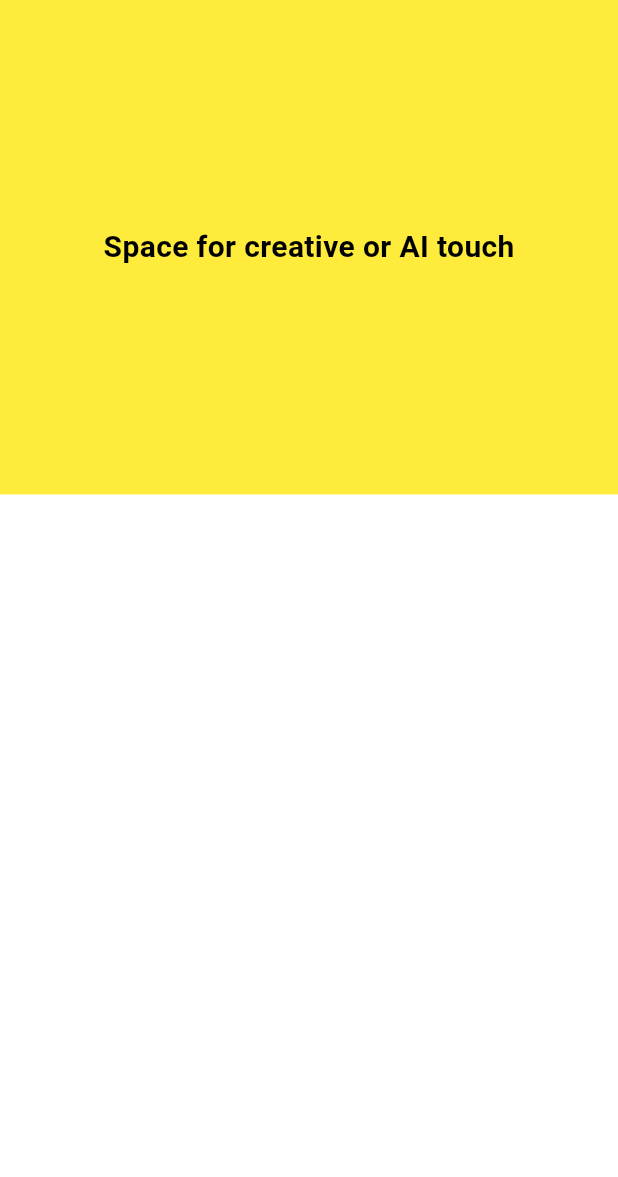
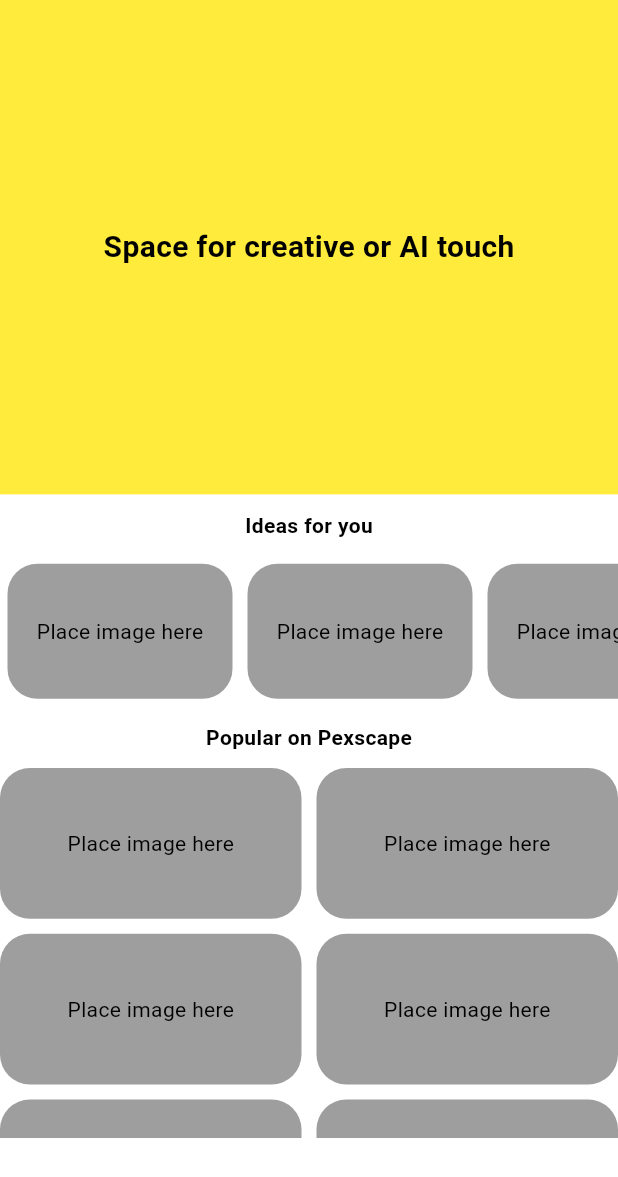
Before and after one commit to Abhishekraina7/pexscape, a Flutter app: the Categories screen opened directly, on a phone screen of 412 x 824 dp. Shown: the top 1177 px of the screen. Run offline on Flutter 3.47's test engine with Material 3 defaults, Android fonts, the phone set to English and light mode, and no system bars; our stand-ins replace flashy_tab_bar2, permission_handler, shimmer; Roboto replaces fonts that are missing (sans).

Commit message:
Created the layout for the Categories screen. Functionality yet to be implemented.

```diff
--- a/lib/categories.dart
+++ b/lib/categories.dart
@@ -1,9 +1,4 @@
-import 'dart:ui';
-
-import 'package:flutter/cupertino.dart';
 import 'package:flutter/material.dart';
-
-
 
 
 class Categories extends StatefulWidget {
@@ -14,6 +9,8 @@ class Categories extends StatefulWidget {
 }
 
 class _CategoriesState extends State<Categories> {
+  List<String> Ideas_list = ['Goku','One piece manga','Army','Weapons'];
+  List<String> popular_ideas = ['Cute pfp','Jujutsu kaisen','Cute Couple','Cute girl','Sports Cars','Luxurious houses'];
   @override
   Widget build(BuildContext context) {
     return  Scaffold(
@@ -21,14 +18,70 @@ class _CategoriesState extends State<Categories> {
       body: Column(
         children: [
           SizedBox(
-            width: MediaQuery.of(context).size.width * 1,
+            width: MediaQuery.of(context).size.width * 1, // This makes the width of sized box adjust automattically with the screen on different mobile phones
             height: MediaQuery.of(context).size.height * 0.4,
             child: Container(
               color: Colors.yellow,
               child: const Center(child: Text("Space for creative or AI touch",style: TextStyle(fontWeight: FontWeight.bold,fontSize: 20,),),),
             ),
           ),
+          SizedBox(
+            width: MediaQuery.of(context).size.width * 1, // This makes the width of sized box adjust automattically with the screen on different mobile phones
+            height: MediaQuery.of(context).size.height * 0.05,
+            child: const Center(child: Text('Ideas for you',style: TextStyle(fontWeight: FontWeight.bold,fontSize: 14,),),
+          ),
+          ),
+          Container(
+            height: 100,
+            color: Colors.white,
+            child: ListView.builder(
+              scrollDirection: Axis.horizontal,
+                itemCount: Ideas_list.length,
 
+                itemBuilder: (context,index){
+                return Container(
+                  margin: const EdgeInsets.all(5),
+                  height: 100,
+                  width: 150,
+                  decoration: const BoxDecoration(
+                    color: Colors.grey,
+                    shape: BoxShape.rectangle,
+                    borderRadius:  BorderRadius.all(Radius.circular(20.0),),
+                  ),
+                  child: const Center(child: Text('Place image here'),),
+                );
+           }
+          ),
+          ),
+          SizedBox(
+            width: MediaQuery.of(context).size.width * 1, // This makes the width of sized box adjust automattically with the screen on different mobile phones
+            height: MediaQuery.of(context).size.height * 0.05,
+            child: const Center(child: Text('Popular on Pexscape',style: TextStyle(fontWeight: FontWeight.bold,fontSize: 14,),),
+            ),
+          ),
+          Container(
+            height: MediaQuery.of(context).size.height * 0.299,
+            color: Colors.white,
+            child: GridView.builder(
+              itemCount: popular_ideas.length,
+                gridDelegate:  const SliverGridDelegateWithFixedCrossAxisCount(
+                    crossAxisCount: 2,
+                    crossAxisSpacing: 10,
+                    childAspectRatio: 2,
+                    mainAxisSpacing: 10,
+                ),
+                itemBuilder: (context,index){
+                return Container(
+                  decoration: const BoxDecoration(
+                    color: Colors.grey,
+                    shape: BoxShape.rectangle,
+                    borderRadius:  BorderRadius.all(Radius.circular(20.0),),
+                  ),
+                  child: const Center(child: Text('Place image here'),),
+                );
+                }
+            ),
+          ),
         ],
       ),
     );
```
